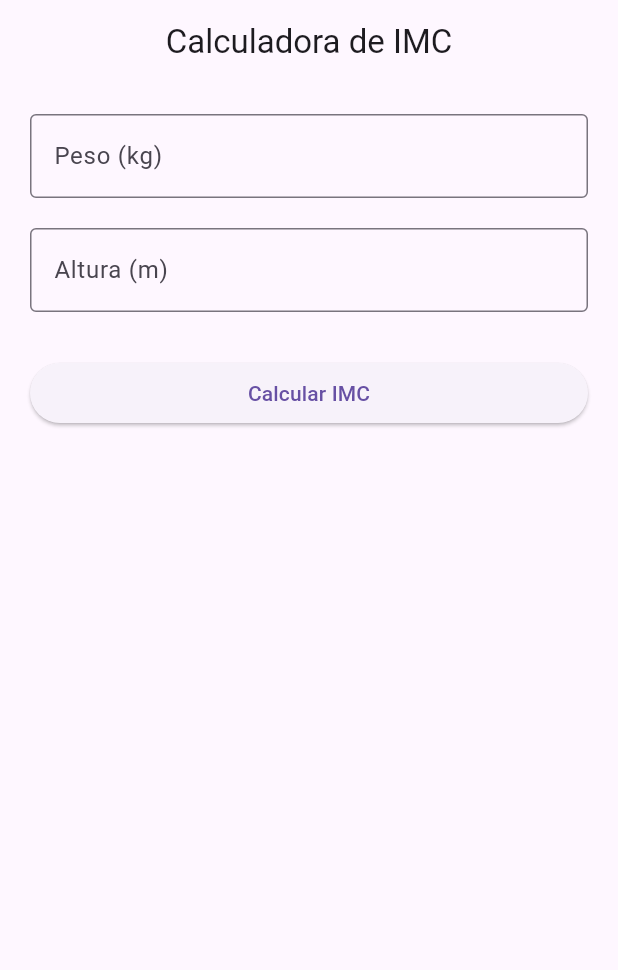
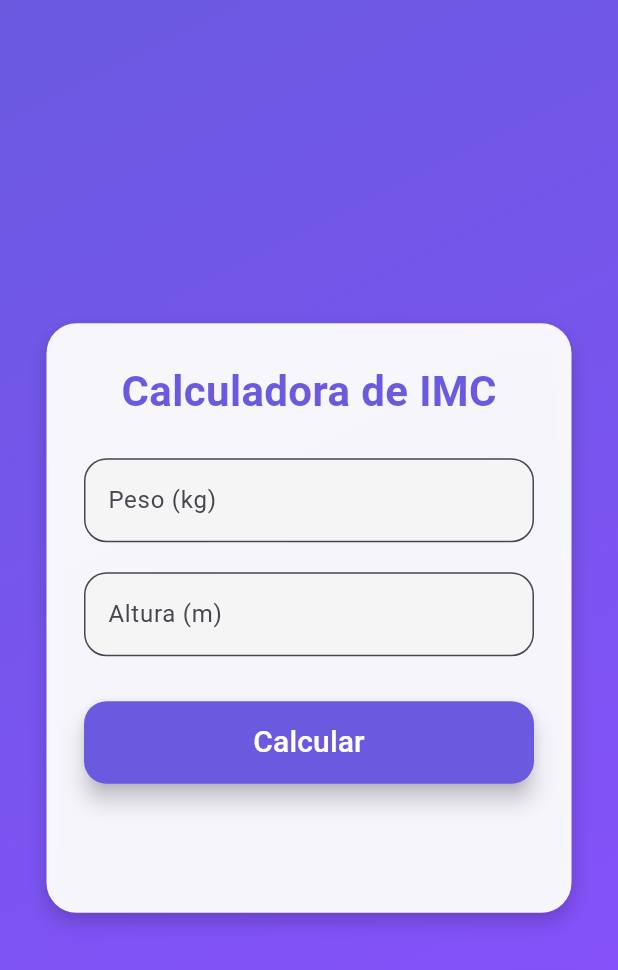
Before and after one commit to ogugas/projeto-dart, a Flutter app: the screen it shows after launch, on a phone screen of 412 x 824 dp. Shown: the top 970 px of the screen. Run offline on Flutter 3.47's test engine with Material 3 defaults, Android fonts, the phone set to English and light mode, and no system bars.

Commit message:
feat: adiciona ajustes no front

```diff
--- a/lib/main.dart
+++ b/lib/main.dart
@@ -11,24 +11,21 @@ class MyApp extends StatelessWidget {
   Widget build(BuildContext context) {
     return MaterialApp(
       debugShowCheckedModeBanner: false,
-      title: 'Calculadora de IMC',
-      theme: ThemeData(primarySwatch: Colors.blue),
-      home: const ImcPage(),
+      home: const ImcCalculator(),
     );
   }
 }
 
-class ImcPage extends StatefulWidget {
-  const ImcPage({super.key});
+class ImcCalculator extends StatefulWidget {
+  const ImcCalculator({super.key});
 
   @override
-  State<ImcPage> createState() => _ImcPageState();
+  State<ImcCalculator> createState() => _ImcCalculatorState();
 }
 
-class _ImcPageState extends State<ImcPage> {
-  final TextEditingController pesoController = TextEditingController();
-  final TextEditingController alturaController = TextEditingController();
-
+class _ImcCalculatorState extends State<ImcCalculator> {
+  final pesoController = TextEditingController();
+  final alturaController = TextEditingController();
   String resultado = "";
 
   void calcularIMC() {
@@ -36,16 +33,13 @@ class _ImcPageState extends State<ImcPage> {
     double altura = double.tryParse(alturaController.text) ?? 0;
 
     if (peso <= 0 || altura <= 0) {
-      setState(() {
-        resultado = "Digite valores válidos!";
-      });
+      setState(() => resultado = "Digite valores válidos.");
       return;
     }
 
     double imc = peso / (altura * altura);
 
     String classificacao;
-
     if (imc < 18.5) {
       classificacao = "Abaixo do peso";
     } else if (imc < 24.9) {
@@ -61,52 +55,119 @@ class _ImcPageState extends State<ImcPage> {
     }
 
     setState(() {
-      resultado =
-          "IMC: ${imc.toStringAsFixed(2)}\nClassificação: $classificacao";
+      resultado = "IMC: ${imc.toStringAsFixed(2)}\n$classificacao";
     });
   }
 
   @override
   Widget build(BuildContext context) {
     return Scaffold(
-      appBar: AppBar(
-        title: const Text("Calculadora de IMC"),
-        centerTitle: true,
+      body: Container(
+        decoration: const BoxDecoration(
+          gradient: LinearGradient(
+            colors: [Color(0xFF6A5AE0), Color(0xFF8A4FFF)],
+            begin: Alignment.topLeft,
+            end: Alignment.bottomRight,
           ),
-      body: Padding(
-        padding: const EdgeInsets.all(20),
+        ),
+        child: Center(
+          child: SingleChildScrollView(
+            child: Container(
+              width: 350,
+              padding: const EdgeInsets.all(25),
+              decoration: BoxDecoration(
+                color: Colors.white.withOpacity(0.95),
+                borderRadius: BorderRadius.circular(20),
+                boxShadow: [
+                  BoxShadow(
+                    color: Colors.black.withOpacity(0.2),
+                    blurRadius: 10,
+                    offset: const Offset(0, 5),
+                  ),
+                ],
+              ),
               child: Column(
-          crossAxisAlignment: CrossAxisAlignment.stretch,
                 children: [
+                  const Text(
+                    "Calculadora de IMC",
+                    style: TextStyle(
+                      fontSize: 28,
+                      fontWeight: FontWeight.bold,
+                      color: Color(0xFF6A5AE0),
+                    ),
+                  ),
+                  const SizedBox(height: 25),
+
+                  // Campo Peso
                   TextField(
                     controller: pesoController,
                     keyboardType: TextInputType.number,
-              decoration: const InputDecoration(
+                    decoration: InputDecoration(
                       labelText: "Peso (kg)",
-                border: OutlineInputBorder(),
+                      filled: true,
+                      fillColor: Colors.grey.shade100,
+                      border: OutlineInputBorder(
+                        borderRadius: BorderRadius.circular(15),
+                      ),
                     ),
                   ),
                   const SizedBox(height: 20),
+
+                  // Campo Altura
                   TextField(
                     controller: alturaController,
                     keyboardType: TextInputType.number,
-              decoration: const InputDecoration(
+                    decoration: InputDecoration(
                       labelText: "Altura (m)",
-                border: OutlineInputBorder(),
+                      filled: true,
+                      fillColor: Colors.grey.shade100,
+                      border: OutlineInputBorder(
+                        borderRadius: BorderRadius.circular(15),
+                      ),
                     ),
                   ),
                   const SizedBox(height: 30),
-            ElevatedButton(
+
+                  // Botão Calcular
+                  SizedBox(
+                    width: double.infinity,
+                    height: 55,
+                    child: ElevatedButton(
                       onPressed: calcularIMC,
-              child: const Text("Calcular IMC"),
+                      style: ElevatedButton.styleFrom(
+                        backgroundColor: const Color(0xFF6A5AE0),
+                        shape: RoundedRectangleBorder(
+                          borderRadius: BorderRadius.circular(15),
                         ),
+                        elevation: 6,
+                      ),
+                      child: const Text(
+                        "Calcular",
+                        style: TextStyle(fontSize: 20, color: Colors.white),
+                      ),
+                    ),
+                  ),
+
                   const SizedBox(height: 30),
-            Text(
+
+                  // Resultado animado
+                  AnimatedOpacity(
+                    opacity: resultado.isEmpty ? 0 : 1,
+                    duration: const Duration(milliseconds: 400),
+                    child: Text(
                       resultado,
                       textAlign: TextAlign.center,
-              style: const TextStyle(fontSize: 22, fontWeight: FontWeight.bold),
+                      style: const TextStyle(
+                        fontSize: 22,
+                        fontWeight: FontWeight.bold,
+                        color: Color(0xFF4B2ED3),
+                      ),
+                    ),
                   ),
                 ],
+              ),
+            ),
+          ),
         ),
       ),
     );
```
Lines whose indentation alone changed are shown as unchanged.
